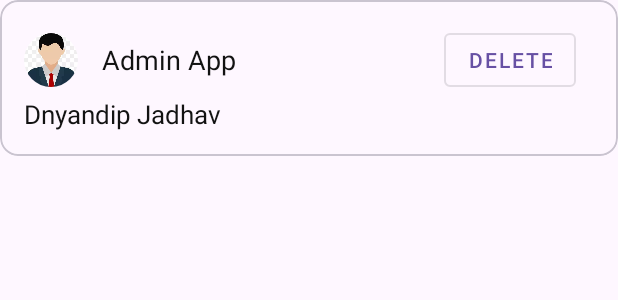
After one commit to dnyandip55/AndroidAdminApp, an Android app: the layout newsfeed_item_layout.xml on its own in the app's theme, with its tools: preview values and no code run, on a phone screen of 412 x 824 dp. The commit adds this screen. Shown: the top 300 px of the screen. Run offline under Robolectric (Android 15) with nearby library versions, the phone set to English and light mode, and no system bars.

Commit message:
Admin App Final

```diff
--- a/app/src/main/java/com/example/adminapp/NoticeData.java
+++ b/app/src/main/java/com/example/adminapp/notice/NoticeData.java
@@ -1,4 +1,4 @@
-package com.example.adminapp;
+package com.example.adminapp.notice;
 
 public class NoticeData {
     String title,image ,date,time,key;
--- a/app/src/main/java/com/example/adminapp/UploadNotice.java
+++ b/app/src/main/java/com/example/adminapp/notice/UploadNotice.java
@@ -1,4 +1,4 @@
-package com.example.adminapp;
+package com.example.adminapp.notice;
 
 import androidx.annotation.NonNull;
 import androidx.annotation.Nullable;
@@ -17,6 +17,7 @@ import android.widget.EditText;
 import android.widget.ImageView;
 import android.widget.Toast;
 
+import com.example.adminapp.R;
 import com.google.android.gms.tasks.OnCompleteListener;
 import com.google.android.gms.tasks.OnFailureListener;
 import com.google.android.gms.tasks.OnSuccessListener;
--- a/app/src/main/res/layout/activity_upload_notice.xml
+++ b/app/src/main/res/layout/activity_upload_notice.xml
@@ -5,7 +5,7 @@
     android:layout_width="match_parent"
     android:layout_height="match_parent"
     android:padding="16dp"
-    tools:context=".UploadNotice">
+    tools:context=".notice.UploadNotice">
 
     <LinearLayout
         android:layout_width="match_parent"
--- /dev/null
+++ b/app/src/main/res/layout/newsfeed_item_layout.xml
@@ -0,0 +1,57 @@
+<?xml version="1.0" encoding="utf-8"?>
+<com.google.android.material.card.MaterialCardView xmlns:android="http://schemas.android.com/apk/res/android"
+    android:layout_width="match_parent"
+    android:layout_height="wrap_content">
+
+    <LinearLayout
+        android:layout_width="match_parent"
+        android:layout_height="wrap_content"
+        android:orientation="vertical"
+        android:padding="16dp">
+
+
+        <LinearLayout
+            android:layout_width="match_parent"
+            android:layout_height="wrap_content"
+            android:orientation="horizontal"
+            android:gravity="center_vertical">
+
+            <de.hdodenhof.circleimageview.CircleImageView
+                android:layout_width="36dp"
+                android:layout_height="36dp"
+                android:src="@drawable/avtar"
+                />
+            <TextView
+                android:layout_width="match_parent"
+                android:layout_height="wrap_content"
+                android:text="Admin App"
+                android:layout_marginLeft="16dp"
+                android:textSize="18dp"
+                android:textColor="@color/textColor"/>
+
+            <com.google.android.material.button.MaterialButton
+                android:id="@+id/deleteNotice"
+                android:layout_width="wrap_content"
+                android:layout_height="wrap_content"
+                android:text="Delete"
+                android:layout_marginLeft="-100dp"
+                style="@style/Widget.MaterialComponents.Button.OutlinedButton"/>
+
+        </LinearLayout>
+
+        <TextView
+            android:id="@+id/deleteNoticeTitle"
+            android:layout_width="wrap_content"
+            android:layout_height="wrap_content"
+            android:text="Dnyandip Jadhav"
+            android:textSize="17sp"
+            android:textColor="@color/textColor"/>
+
+        <ImageView
+            android:id="@+id/deleteNoticeImage"
+            android:layout_width="match_parent"
+            android:layout_height="wrap_content"
+            android:scaleType="fitXY"/>
+    </LinearLayout>
+
+</com.google.android.material.card.MaterialCardView>
```
Also changed, not shown: app/src/main/AndroidManifest.xml (+4 -4 lines), app/src/main/java/com/example/adminapp/MainActivity.java (+11 -2 lines), app/src/main/java/com/example/adminapp/notice/DeleteNoticeActivity.java (added, +72 -0 lines), app/src/main/java/com/example/adminapp/notice/NoticeAdapter.java (added, +134 -0 lines), app/src/main/res/layout/activity_delete_notice.xml (added, +22 -0 lines), app/src/main/res/drawable/placeholder_image.jpg (added).
